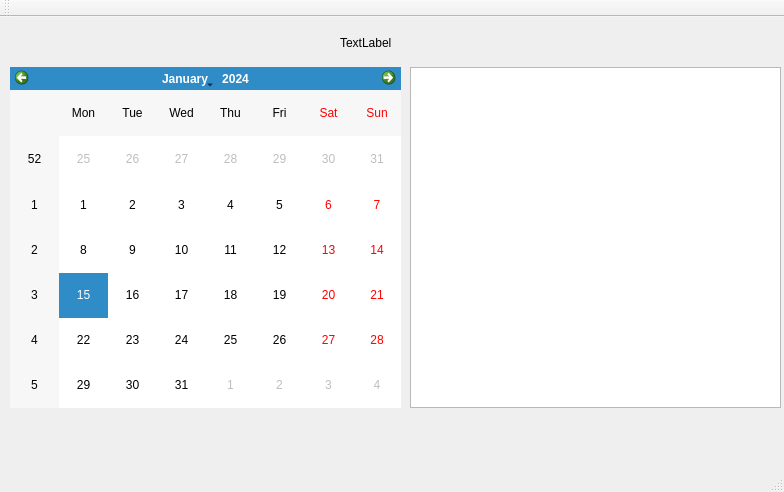
AustinBower/HotelProject, file EmployeeSchedules/mainwindow.ui: the form before one commit.
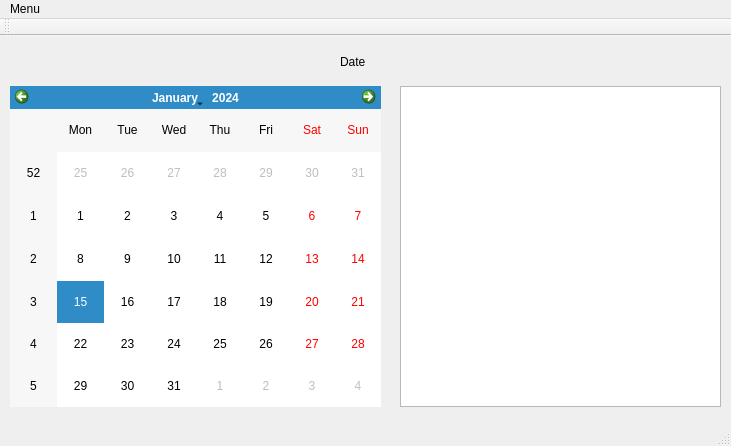
The form after the commit.

```diff
--- a/EmployeeSchedules/mainwindow.ui
+++ b/EmployeeSchedules/mainwindow.ui
@@ -6,8 +6,8 @@
    <rect>
     <x>0</x>
     <y>0</y>
-    <width>784</width>
-    <height>492</height>
+    <width>731</width>
+    <height>446</height>
    </rect>
   </property>
   <property name="windowTitle">
@@ -17,10 +17,10 @@
    <widget class="QTextEdit" name="textEdit">
     <property name="geometry">
      <rect>
-      <x>410</x>
+      <x>400</x>
       <y>50</y>
-      <width>371</width>
-      <height>341</height>
+      <width>321</width>
+      <height>321</height>
      </rect>
     </property>
    </widget>
@@ -34,7 +34,7 @@
      </rect>
     </property>
     <property name="text">
-     <string>TextLabel</string>
+     <string>Date</string>
     </property>
    </widget>
    <widget class="QCalendarWidget" name="calendarWidget">
@@ -42,8 +42,8 @@
      <rect>
       <x>10</x>
       <y>50</y>
-      <width>391</width>
-      <height>341</height>
+      <width>371</width>
+      <height>321</height>
      </rect>
     </property>
    </widget>
@@ -53,10 +53,17 @@
     <rect>
      <x>0</x>
      <y>0</y>
-     <width>784</width>
-     <height>25</height>
+     <width>731</width>
+     <height>27</height>
     </rect>
    </property>
+   <widget class="QMenu" name="menuMenu">
+    <property name="title">
+     <string>Menu</string>
+    </property>
+    <addaction name="actionContact_Information"/>
+   </widget>
+   <addaction name="menuMenu"/>
   </widget>
   <widget class="QToolBar" name="mainToolBar">
    <attribute name="toolBarArea">
```
Left out of the diff: 5 changed lines with no effect on the pictures.
